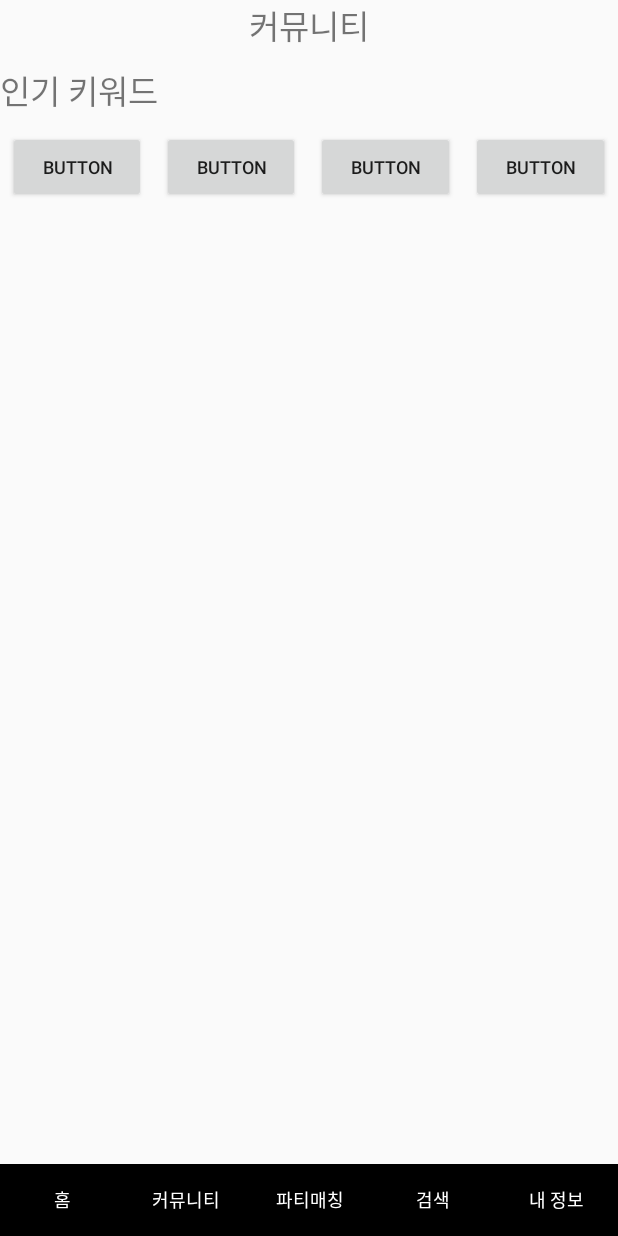
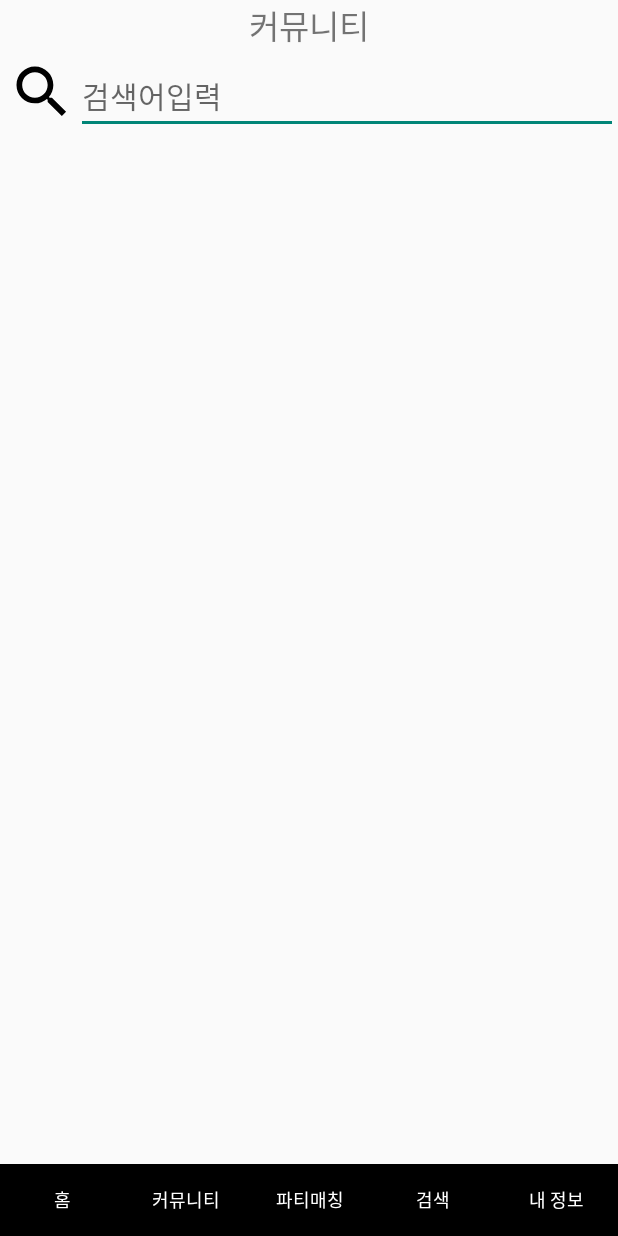
Before and after one commit to JeongUngKim/two_android, an Android app: the CommunityActivity screen opened directly, with no data from a screen before it, on a phone screen of 412 x 824 dp. Run offline under Robolectric (Android 15) with nearby library versions, the phone set to English and light mode, and no system bars.

Commit message:
화면 계획서 디자인 바꾸기 전 화면수정

```diff
--- a/app/src/main/res/layout/activity_community.xml
+++ b/app/src/main/res/layout/activity_community.xml
@@ -24,55 +24,30 @@
                 android:text="커뮤니티"
                 android:textSize="22sp" />
 
-            <TextView
-                android:id="@+id/textView6"
-                android:layout_width="match_parent"
-                android:layout_height="wrap_content"
-                android:layout_marginTop="10dp"
-                android:text="인기 키워드"
-                android:textSize="22sp" />
-
             <LinearLayout
                 android:layout_width="match_parent"
                 android:layout_height="match_parent"
-                android:layout_marginTop="5dp"
                 android:orientation="horizontal">
 
-                <Button
-                    android:id="@+id/button15"
+                <ImageView
+                    android:id="@+id/btntitleSearch"
+                    android:layout_width="45dp"
+                    android:layout_height="45dp"
+                    android:layout_marginLeft="5dp"
+                    android:layout_marginTop="5dp"
+                    app:srcCompat="@drawable/baseline_search_24" />
+
+                <EditText
+                    android:id="@+id/txtSearch"
                     android:layout_width="wrap_content"
                     android:layout_height="wrap_content"
-                    android:layout_margin="5dp"
+                    android:layout_marginTop="5dp"
                     android:layout_weight="1"
-                    android:text="Button"
-                    android:textSize="12sp" />
+                    android:ems="10"
+                    android:hint="검색어입력"
+                    android:inputType="textPersonName"
+                    android:textSize="20sp" />
 
-                <Button
-                    android:id="@+id/button16"
-                    android:layout_width="wrap_content"
-                    android:layout_height="wrap_content"
-                    android:layout_margin="5dp"
-                    android:layout_weight="1"
-                    android:text="Button"
-                    android:textSize="12sp" />
-
-                <Button
-                    android:id="@+id/button17"
-                    android:layout_width="wrap_content"
-                    android:layout_height="wrap_content"
-                    android:layout_margin="5dp"
-                    android:layout_weight="1"
-                    android:text="Button"
-                    android:textSize="12sp" />
-
-                <Button
-                    android:id="@+id/button18"
-                    android:layout_width="wrap_content"
-                    android:layout_height="wrap_content"
-                    android:layout_margin="5dp"
-                    android:layout_weight="1"
-                    android:text="Button"
-                    android:textSize="12sp" />
             </LinearLayout>
 
             <androidx.recyclerview.widget.RecyclerView
```
